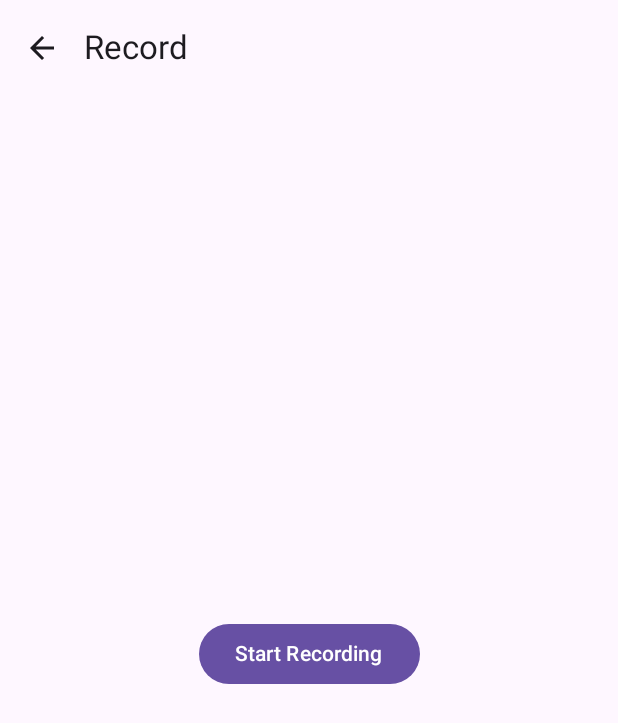
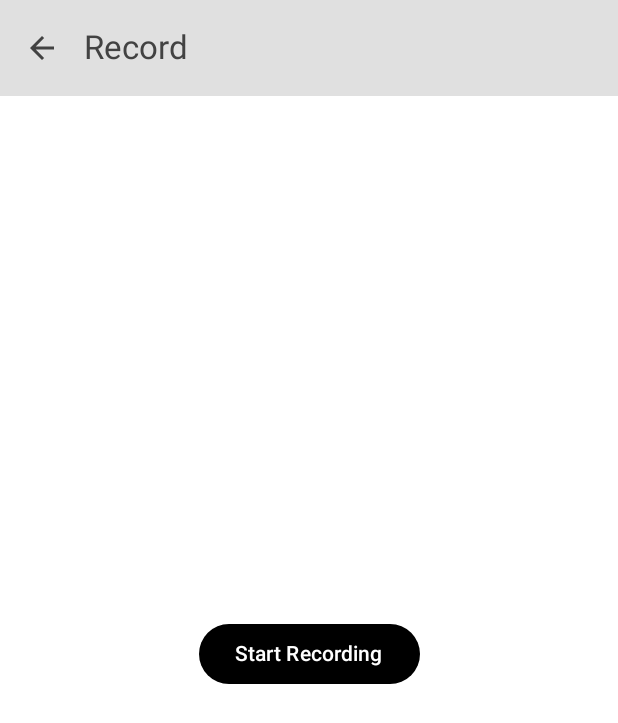
Before and after one commit to entaku0818/simpleRecord, an Android app built with Jetpack Compose: the screen it shows after launch (MainActivity), after a tap on "Start Recording", on a phone screen of 412 x 824 dp. Shown: the top 723 px of the screen. Run offline under Robolectric (Android 15) with nearby library versions, the phone set to English and light mode, and no system bars; our stand-ins replace Room's generated code.

Commit message:
テーマを設定

```diff
--- a/app/src/main/java/com/entaku/simpleRecord/MainActivity.kt
+++ b/app/src/main/java/com/entaku/simpleRecord/MainActivity.kt
@@ -4,6 +4,7 @@ import android.os.Bundle
 import androidx.activity.ComponentActivity
 import androidx.activity.compose.setContent
 import androidx.compose.foundation.layout.padding
+import androidx.compose.material3.MaterialTheme
 import androidx.compose.material3.Scaffold
 import androidx.compose.runtime.Composable
 import androidx.compose.runtime.LaunchedEffect
@@ -40,7 +41,13 @@ fun AppNavHost() {
     val context = LocalContext.current
     val sharedViewModel: SharedRecordingsViewModel = viewModel()
 
-    Scaffold { innerPadding ->
+    MaterialTheme(
+        colorScheme = LightColorScheme,
+        typography = Typography
+    ) {
+        Scaffold(
+            containerColor = MaterialTheme.colorScheme.background
+        ) { innerPadding ->
             NavHost(
                 navController = navController,
                 startDestination = Screen.Recordings.route,
@@ -53,6 +60,7 @@ fun AppNavHost() {
                     val viewModel: RecordingsViewModel = viewModel(factory = viewModelFactory)
 
                     val state by viewModel.uiState.collectAsState()
+                    val colorScheme = MaterialTheme.colorScheme
 
                     RecordingsScreen(
                         state = state,
@@ -69,7 +77,8 @@ fun AppNavHost() {
                         },
                         onEditRecordingName = { uuid,title ->
                             viewModel.updateRecordingTitle(uuid,title)
-                    }
+                        },
+                        colorScheme = colorScheme
                     )
                 }
                 composable(Screen.Record.route) {
@@ -104,8 +113,9 @@ fun AppNavHost() {
                             onPlayPause = {
                                 playbackViewModel.playOrPause()
                             },
-                        onNavigateBack = { navController.popBackStack() },
+                            onNavigateBack = { navController.popBackStack() }
                         )
+                    }
                 }
             }
         }
--- a/app/src/main/java/com/entaku/simpleRecord/RecordingsScreen.kt
+++ b/app/src/main/java/com/entaku/simpleRecord/RecordingsScreen.kt
@@ -11,7 +11,6 @@ import androidx.compose.foundation.layout.fillMaxSize
 import androidx.compose.foundation.layout.fillMaxWidth
 import androidx.compose.foundation.layout.height
 import androidx.compose.foundation.layout.padding
-import androidx.compose.foundation.layout.size
 import androidx.compose.foundation.lazy.LazyColumn
 import androidx.compose.foundation.lazy.items
 import androidx.compose.material.icons.Icons
@@ -20,8 +19,10 @@ import androidx.compose.material.icons.filled.Edit
 import androidx.compose.material.icons.filled.MoreVert
 import androidx.compose.material3.AlertDialog
 import androidx.compose.material3.Button
+import androidx.compose.material3.ButtonDefaults
 import androidx.compose.material3.Card
 import androidx.compose.material3.CircularProgressIndicator
+import androidx.compose.material3.ColorScheme
 import androidx.compose.material3.DropdownMenu
 import androidx.compose.material3.DropdownMenuItem
 import androidx.compose.material3.Icon
@@ -52,7 +53,8 @@ fun RecordingsScreen(
     onRefresh: () -> Unit,
     onNavigateToPlaybackScreen: (RecordingData) -> Unit,
     onDeleteClick: (UUID) -> Unit,
-    onEditRecordingName: (UUID, String) -> Unit
+    onEditRecordingName: (UUID, String) -> Unit,
+    colorScheme: ColorScheme
 ) {
 
     LaunchedEffect(key1 = Unit) {
@@ -88,7 +90,13 @@ fun RecordingsScreen(
             onClick = onNavigateToRecordScreen,
             modifier = Modifier
                 .fillMaxWidth()
-                .padding(16.dp)
+                .padding(16.dp),
+            colors = ButtonDefaults.buttonColors(
+                containerColor = colorScheme.primary,
+                contentColor = colorScheme.onPrimary,
+                disabledContainerColor = colorScheme.surfaceVariant,
+                disabledContentColor = colorScheme.onSurfaceVariant
+            )
         ) {
             Text(text = "Start Recording")
         }
@@ -358,6 +366,7 @@ fun PreviewRecordingsScreen() {
         onNavigateToPlaybackScreen = {},
         onDeleteClick = {},
         onEditRecordingName = { a,b ->
-        }
+        },
+        colorScheme = LightColorScheme
     )
 }
--- a/app/src/main/java/com/entaku/simpleRecord/Theme.kt
+++ b/app/src/main/java/com/entaku/simpleRecord/Theme.kt
@@ -10,24 +10,36 @@ import androidx.compose.ui.text.font.FontWeight
 import androidx.compose.ui.unit.sp
 
 
-val Purple80 = Color(0xFFD0BCFF)
-val PurpleGrey80 = Color(0xFFCCC2DC)
-val Pink80 = Color(0xFFEFB8C8)
-
-val Purple40 = Color(0xFF6650a4)
-val PurpleGrey40 = Color(0xFF625b71)
-val Pink40 = Color(0xFF7D5260)
+val White = Color(0xFFFFFFFF)
+val LightGray = Color(0xFFE0E0E0)
+val Gray = Color(0xFF9E9E9E)
+val DarkGray = Color(0xFF424242)
+val Black = Color(0xFF000000)
 
 val DarkColorScheme = darkColorScheme(
-    primary = Purple80,
-    secondary = PurpleGrey80,
-    tertiary = Pink80
+    primary = White,
+    secondary = LightGray,
+    tertiary = Gray,
+    background = Black,
+    surface = DarkGray,
+    onPrimary = Black,
+    onSecondary = DarkGray,
+    onTertiary = DarkGray,
+    onBackground = White,
+    onSurface = LightGray
 )
 
 val LightColorScheme = lightColorScheme(
-    primary = Purple40,
-    secondary = PurpleGrey40,
-    tertiary = Pink40
+    primary = Black,
+    secondary = DarkGray,
+    tertiary = Gray,
+    background = White,
+    surface = LightGray,
+    onPrimary = White,
+    onSecondary = White,
+    onTertiary = White,
+    onBackground = Black,
+    onSurface = DarkGray
 )
 
 val Typography = Typography(
```
Lines whose indentation alone changed are shown as unchanged.
